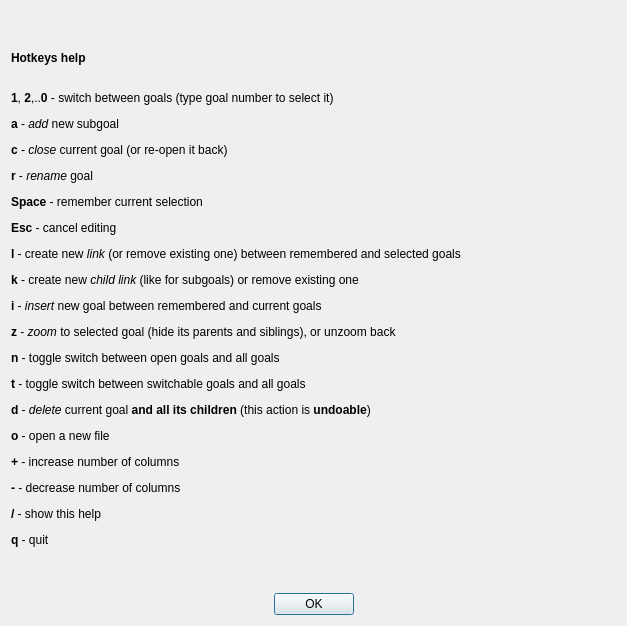
Before: the Qt Designer form ui/hotkeys.ui in ahitrin/SiebenApp, drawn with Qt 5.
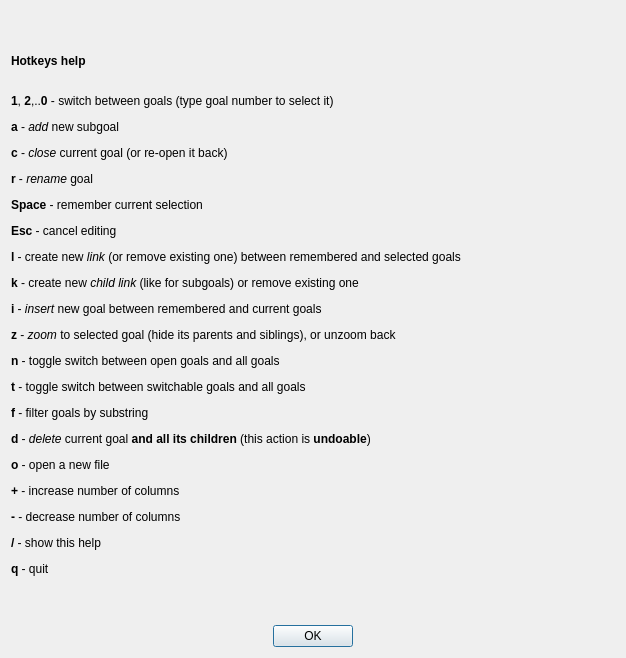
After: the same form once the commit is applied.

Commit message: Update hotkeys window #136

```diff
--- a/ui/hotkeys.ui
+++ b/ui/hotkeys.ui
@@ -6,8 +6,8 @@
    <rect>
     <x>0</x>
     <y>0</y>
-    <width>627</width>
-    <height>626</height>
+    <width>626</width>
+    <height>658</height>
    </rect>
   </property>
   <property name="windowTitle">
@@ -20,7 +20,7 @@
    <item>
     <widget class="QLabel" name="label_text">
      <property name="text">
-      <string>&lt;html&gt;&lt;head/&gt;&lt;body&gt;&lt;p&gt;&lt;span style=&quot; font-weight:600;&quot;&gt;Hotkeys help&lt;/span&gt;&lt;/p&gt;&lt;p&gt;&lt;br/&gt;&lt;span style=&quot; font-weight:600;&quot;&gt;1&lt;/span&gt;, &lt;span style=&quot; font-weight:600;&quot;&gt;2&lt;/span&gt;,..&lt;span style=&quot; font-weight:600;&quot;&gt;0&lt;/span&gt; - switch between goals (type goal number to select it)&lt;/p&gt;&lt;p&gt;&lt;span style=&quot; font-weight:600;&quot;&gt;a&lt;/span&gt; - &lt;span style=&quot; font-style:italic;&quot;&gt;add&lt;/span&gt; new subgoal&lt;/p&gt;&lt;p&gt;&lt;span style=&quot; font-weight:600;&quot;&gt;c&lt;/span&gt; - &lt;span style=&quot; font-style:italic;&quot;&gt;close&lt;/span&gt; current goal (or re-open it back)&lt;/p&gt;&lt;p&gt;&lt;span style=&quot; font-weight:600;&quot;&gt;r&lt;/span&gt; - &lt;span style=&quot; font-style:italic;&quot;&gt;rename&lt;/span&gt; goal&lt;/p&gt;&lt;p&gt;&lt;span style=&quot; font-weight:600;&quot;&gt;Space&lt;/span&gt; - remember current selection&lt;/p&gt;&lt;p&gt;&lt;span style=&quot; font-weight:600;&quot;&gt;Esc&lt;/span&gt; - cancel editing&lt;/p&gt;&lt;p&gt;&lt;span style=&quot; font-weight:600;&quot;&gt;l&lt;/span&gt; - create new &lt;span style=&quot; font-style:italic;&quot;&gt;link&lt;/span&gt; (or remove existing one) between remembered and selected goals&lt;/p&gt;&lt;p&gt;&lt;span style=&quot; font-weight:600;&quot;&gt;k&lt;/span&gt; - create new &lt;span style=&quot; font-style:italic;&quot;&gt;child link&lt;/span&gt; (like for subgoals) or remove existing one&lt;/p&gt;&lt;p&gt;&lt;span style=&quot; font-weight:600;&quot;&gt;i&lt;/span&gt; - &lt;span style=&quot; font-style:italic;&quot;&gt;insert&lt;/span&gt; new goal between remembered and current goals&lt;/p&gt;&lt;p&gt;&lt;span style=&quot; font-weight:600;&quot;&gt;z&lt;/span&gt; - &lt;span style=&quot; font-style:italic;&quot;&gt;zoom&lt;/span&gt; to selected goal (hide its parents and siblings), or unzoom back&lt;/p&gt;&lt;p&gt;&lt;span style=&quot; font-weight:600;&quot;&gt;n&lt;/span&gt; - toggle switch between open goals and all goals&lt;/p&gt;&lt;p&gt;&lt;span style=&quot; font-weight:600;&quot;&gt;t&lt;/span&gt; - toggle switch between switchable goals and all goals&lt;/p&gt;&lt;p&gt;&lt;span style=&quot; font-weight:600;&quot;&gt;d&lt;/span&gt; - &lt;span style=&quot; font-style:italic;&quot;&gt;delete&lt;/span&gt; current goal &lt;span style=&quot; font-weight:600;&quot;&gt;and all its children&lt;/span&gt; (this action is &lt;span style=&quot; font-weight:600;&quot;&gt;undoable&lt;/span&gt;)&lt;/p&gt;&lt;p&gt;&lt;span style=&quot; font-weight:600;&quot;&gt;o&lt;/span&gt; - open a new file&lt;/p&gt;&lt;p&gt;&lt;span style=&quot; font-weight:600;&quot;&gt;+&lt;/span&gt; - increase number of columns&lt;/p&gt;&lt;p&gt;&lt;span style=&quot; font-weight:600;&quot;&gt;-&lt;/span&gt; - decrease number of columns&lt;/p&gt;&lt;p&gt;&lt;span style=&quot; font-weight:600;&quot;&gt;/&lt;/span&gt; - show this help&lt;/p&gt;&lt;p&gt;&lt;span style=&quot; font-weight:600;&quot;&gt;q&lt;/span&gt; - quit&lt;/p&gt;&lt;/body&gt;&lt;/html&gt;</string>
+      <string>&lt;html&gt;&lt;head/&gt;&lt;body&gt;&lt;p&gt;&lt;span style=&quot; font-weight:600;&quot;&gt;Hotkeys help&lt;/span&gt;&lt;/p&gt;&lt;p&gt;&lt;br/&gt;&lt;span style=&quot; font-weight:600;&quot;&gt;1&lt;/span&gt;, &lt;span style=&quot; font-weight:600;&quot;&gt;2&lt;/span&gt;,..&lt;span style=&quot; font-weight:600;&quot;&gt;0&lt;/span&gt; - switch between goals (type goal number to select it)&lt;/p&gt;&lt;p&gt;&lt;span style=&quot; font-weight:600;&quot;&gt;a&lt;/span&gt; - &lt;span style=&quot; font-style:italic;&quot;&gt;add&lt;/span&gt; new subgoal&lt;/p&gt;&lt;p&gt;&lt;span style=&quot; font-weight:600;&quot;&gt;c&lt;/span&gt; - &lt;span style=&quot; font-style:italic;&quot;&gt;close&lt;/span&gt; current goal (or re-open it back)&lt;/p&gt;&lt;p&gt;&lt;span style=&quot; font-weight:600;&quot;&gt;r&lt;/span&gt; - &lt;span style=&quot; font-style:italic;&quot;&gt;rename&lt;/span&gt; goal&lt;/p&gt;&lt;p&gt;&lt;span style=&quot; font-weight:600;&quot;&gt;Space&lt;/span&gt; - remember current selection&lt;/p&gt;&lt;p&gt;&lt;span style=&quot; font-weight:600;&quot;&gt;Esc&lt;/span&gt; - cancel editing&lt;/p&gt;&lt;p&gt;&lt;span style=&quot; font-weight:600;&quot;&gt;l&lt;/span&gt; - create new &lt;span style=&quot; font-style:italic;&quot;&gt;link&lt;/span&gt; (or remove existing one) between remembered and selected goals&lt;/p&gt;&lt;p&gt;&lt;span style=&quot; font-weight:600;&quot;&gt;k&lt;/span&gt; - create new &lt;span style=&quot; font-style:italic;&quot;&gt;child link&lt;/span&gt; (like for subgoals) or remove existing one&lt;/p&gt;&lt;p&gt;&lt;span style=&quot; font-weight:600;&quot;&gt;i&lt;/span&gt; - &lt;span style=&quot; font-style:italic;&quot;&gt;insert&lt;/span&gt; new goal between remembered and current goals&lt;/p&gt;&lt;p&gt;&lt;span style=&quot; font-weight:600;&quot;&gt;z&lt;/span&gt; - &lt;span style=&quot; font-style:italic;&quot;&gt;zoom&lt;/span&gt; to selected goal (hide its parents and siblings), or unzoom back&lt;/p&gt;&lt;p&gt;&lt;span style=&quot; font-weight:600;&quot;&gt;n&lt;/span&gt; - toggle switch between open goals and all goals&lt;/p&gt;&lt;p&gt;&lt;span style=&quot; font-weight:600;&quot;&gt;t&lt;/span&gt; - toggle switch between switchable goals and all goals&lt;/p&gt;&lt;p&gt;&lt;span style=&quot; font-weight:600;&quot;&gt;f&lt;/span&gt; - filter goals by substring&lt;/p&gt;&lt;p&gt;&lt;span style=&quot; font-weight:600;&quot;&gt;d&lt;/span&gt; - &lt;span style=&quot; font-style:italic;&quot;&gt;delete&lt;/span&gt; current goal &lt;span style=&quot; font-weight:600;&quot;&gt;and all its children&lt;/span&gt; (this action is &lt;span style=&quot; font-weight:600;&quot;&gt;undoable&lt;/span&gt;)&lt;/p&gt;&lt;p&gt;&lt;span style=&quot; font-weight:600;&quot;&gt;o&lt;/span&gt; - open a new file&lt;/p&gt;&lt;p&gt;&lt;span style=&quot; font-weight:600;&quot;&gt;+&lt;/span&gt; - increase number of columns&lt;/p&gt;&lt;p&gt;&lt;span style=&quot; font-weight:600;&quot;&gt;-&lt;/span&gt; - decrease number of columns&lt;/p&gt;&lt;p&gt;&lt;span style=&quot; font-weight:600;&quot;&gt;/&lt;/span&gt; - show this help&lt;/p&gt;&lt;p&gt;&lt;span style=&quot; font-weight:600;&quot;&gt;q&lt;/span&gt; - quit&lt;/p&gt;&lt;/body&gt;&lt;/html&gt;</string>
      </property>
     </widget>
    </item>
```
